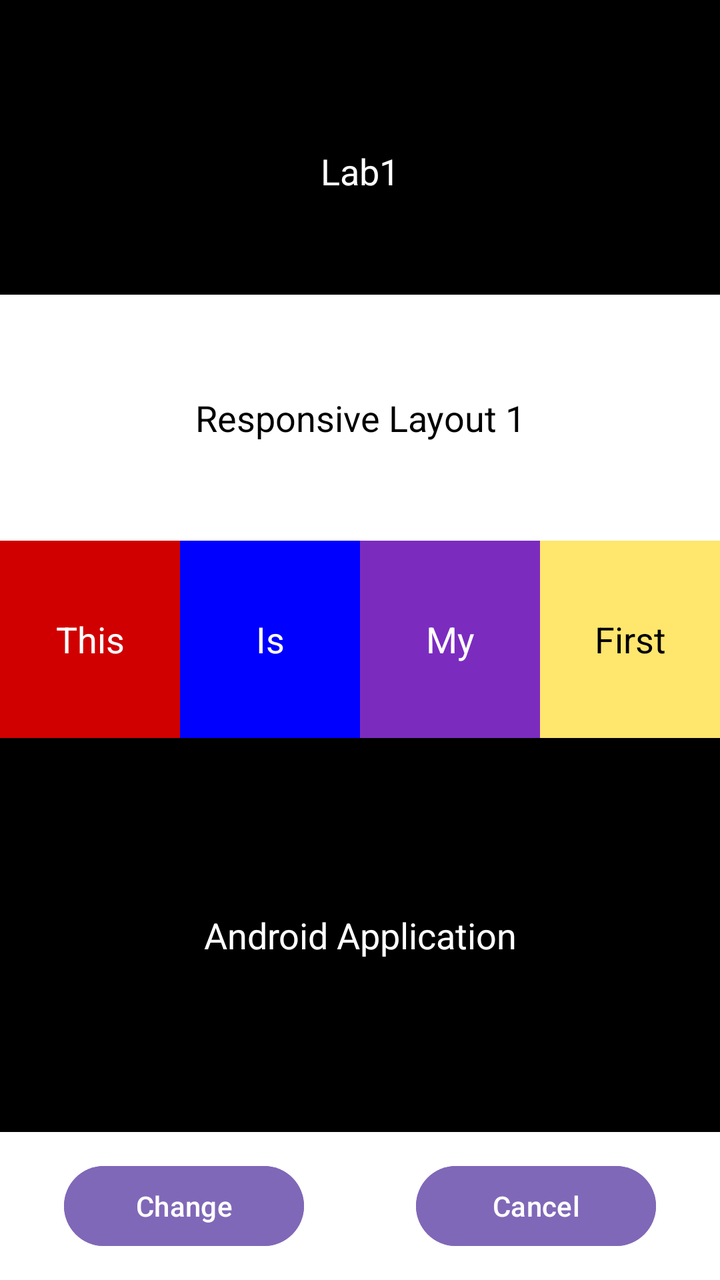
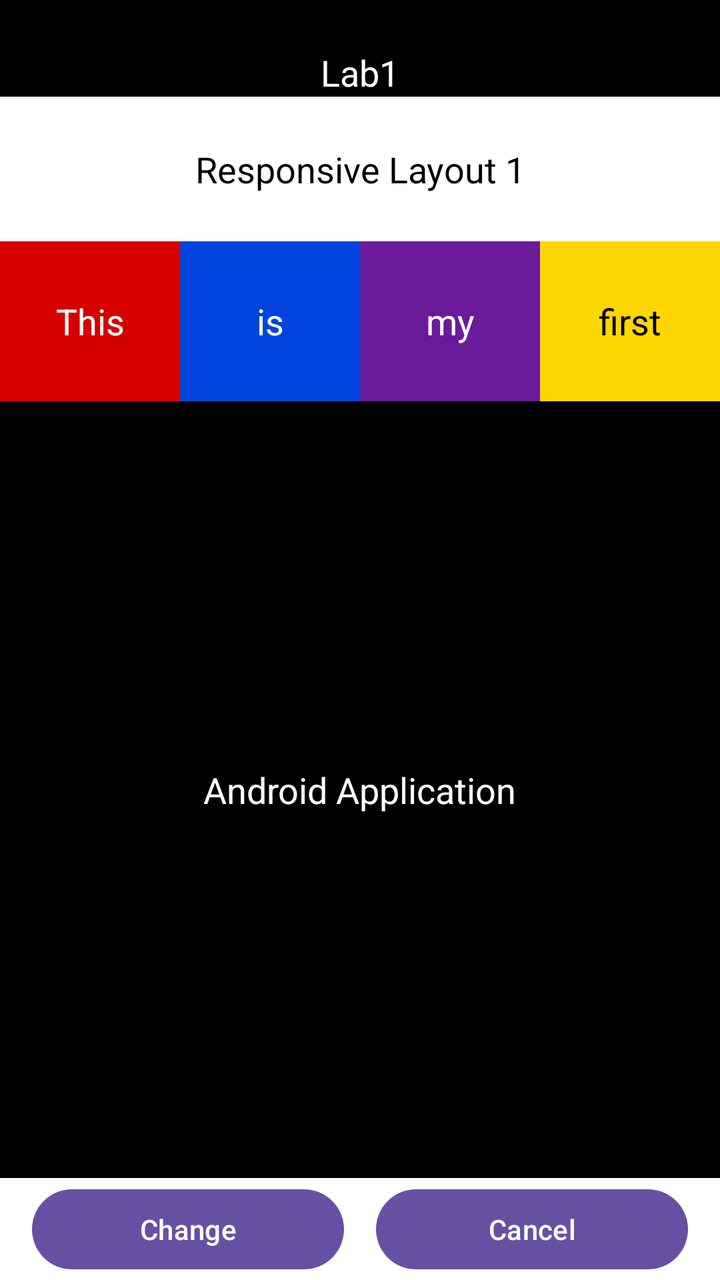

Compare the two renders of this Android layout. The source of the first and the diff that turns it into the second are given below.
<!-- AndroidManifest.xml: application theme Theme.MyApplication5 -->
<!-- res/layout/activity_main1.xml -->
<?xml version="1.0" encoding="utf-8"?>
<androidx.constraintlayout.widget.ConstraintLayout xmlns:android="http://schemas.android.com/apk/res/android"
    xmlns:app="http://schemas.android.com/apk/res-auto"
    xmlns:tools="http://schemas.android.com/tools"
    android:id="@+id/rootConstraint"
    android:layout_width="match_parent"
    android:layout_height="match_parent"
    android:background="#000000"
    tools:context=".MainActivity">



    
    <TextView
        android:id="@+id/tvLab"
        android:layout_width="0dp"
        android:layout_height="0dp"
        android:text="@string/lab1"
        android:textColor="#FFFFFF"
        android:gravity="center"
        android:textSize="18sp"
        android:layout_marginTop="24dp"
        app:layout_constraintTop_toTopOf="parent"
        app:layout_constraintBottom_toTopOf="@id/tvResponsive"
        app:layout_constraintStart_toStartOf="parent"
        app:layout_constraintEnd_toEndOf="parent"
        app:layout_constraintVertical_weight="1"
        app:layout_constraintVertical_chainStyle="spread"/>
    
    <TextView
        android:id="@+id/tvResponsive"
        android:layout_width="0dp"
        android:layout_height="0dp"
        android:text="@string/responsive_layout"
        android:background="#FFFFFF"
        android:textColor="#000000"
        android:gravity="center"
        android:textSize="18sp"
        app:layout_constraintTop_toBottomOf="@id/tvLab"
        app:layout_constraintBottom_toTopOf="@id/layoutFourColor"
        app:layout_constraintStart_toStartOf="parent"
        app:layout_constraintEnd_toEndOf="parent"
        app:layout_constraintVertical_weight="1"/>
    
    <androidx.constraintlayout.widget.ConstraintLayout
        android:id="@+id/layoutFourColor"
        android:layout_width="0dp"
        android:layout_height="0dp"
        app:layout_constraintTop_toBottomOf="@id/tvResponsive"
        app:layout_constraintBottom_toTopOf="@id/tvApp"
        app:layout_constraintStart_toStartOf="parent"
        app:layout_constraintEnd_toEndOf="parent"
        app:layout_constraintVertical_weight="0.8">

        <TextView
            android:id="@+id/tvThis"
            android:layout_width="0dp"
            android:layout_height="match_parent"
            android:text="@string/txt_this"
            android:background="#D00000"
            android:textColor="#FFFFFF"
            android:gravity="center"
            android:textSize="18sp"
            app:layout_constraintStart_toStartOf="parent"
            app:layout_constraintEnd_toStartOf="@id/tvIs"
            app:layout_constraintHorizontal_chainStyle="spread_inside"
            app:layout_constraintHorizontal_weight="1"/>

        <TextView
            android:id="@+id/tvIs"
            android:layout_width="0dp"
            android:layout_height="match_parent"
            android:text="@string/is"
            android:background="#0000FF"
            android:textColor="#FFFFFF"
            android:gravity="center"
            android:textSize="18sp"
            app:layout_constraintStart_toEndOf="@id/tvThis"
            app:layout_constraintEnd_toStartOf="@id/tvMy"
            app:layout_constraintHorizontal_weight="1"/>

        <TextView
            android:id="@+id/tvMy"
            android:layout_width="0dp"
            android:layout_height="match_parent"
            android:text="@string/my"
            android:background="#7B2CBF"
            android:textColor="#FFFFFF"
            android:gravity="center"
            android:textSize="18sp"
            app:layout_constraintStart_toEndOf="@id/tvIs"
            app:layout_constraintEnd_toStartOf="@id/tvFirst"
            app:layout_constraintHorizontal_weight="1"/>

        <TextView
            android:id="@+id/tvFirst"
            android:layout_width="0dp"
            android:layout_height="match_parent"
            android:text="@string/first"
            android:background="#FFE66D"
            android:textColor="#000000"
            android:gravity="center"
            android:textSize="18sp"
            app:layout_constraintStart_toEndOf="@id/tvMy"
            app:layout_constraintEnd_toEndOf="parent"
            app:layout_constraintHorizontal_weight="1"/>

    </androidx.constraintlayout.widget.ConstraintLayout>
    
    <TextView
        android:id="@+id/tvApp"
        android:layout_width="0dp"
        android:layout_height="0dp"
        android:text="@string/android_application"
        android:textColor="#FFFFFF"
        android:gravity="center"
        android:textSize="18sp"
        app:layout_constraintTop_toBottomOf="@id/layoutFourColor"
        app:layout_constraintBottom_toTopOf="@id/layoutButtons"
        app:layout_constraintStart_toStartOf="parent"
        app:layout_constraintEnd_toEndOf="parent"
        app:layout_constraintVertical_weight="1.6"/>

    
    <androidx.constraintlayout.widget.ConstraintLayout
        android:id="@+id/layoutButtons"
        android:layout_width="0dp"
        android:layout_height="0dp"
        android:background="#FFFFFF"
        app:layout_constraintTop_toBottomOf="@id/tvApp"
        app:layout_constraintBottom_toBottomOf="parent"
        app:layout_constraintStart_toStartOf="parent"
        app:layout_constraintEnd_toEndOf="parent"
        app:layout_constraintVertical_weight="0.6">

        <Button
            android:id="@+id/btnChange"
            android:layout_width="wrap_content"
            android:layout_height="wrap_content"
            android:text="@string/change"
            android:backgroundTint="#8068b8"
            android:layout_marginEnd="12dp"
            android:minWidth="120dp"
            app:layout_constraintTop_toTopOf="parent"
            app:layout_constraintBottom_toBottomOf="parent"
            app:layout_constraintStart_toStartOf="parent"
            app:layout_constraintEnd_toStartOf="@id/btnCancel"/>

        <Button
            android:id="@+id/btnCancel"
            android:layout_width="wrap_content"
            android:layout_height="wrap_content"
            android:text="@string/cancel"
            android:backgroundTint="#8068b8"
            android:layout_marginStart="12dp"
            android:minWidth="120dp"
            app:layout_constraintTop_toTopOf="parent"
            app:layout_constraintBottom_toBottomOf="parent"
            app:layout_constraintStart_toEndOf="@id/btnChange"
            app:layout_constraintEnd_toEndOf="parent"/>

    </androidx.constraintlayout.widget.ConstraintLayout>

</androidx.constraintlayout.widget.ConstraintLayout>
<!-- resources referenced by this layout -->
<resources>
  <string name="android_application">Android Application</string>
  <string name="cancel">Cancel</string>
  <string name="change">Change</string>
  <string name="first">First</string>
  <string name="is">Is</string>
  <string name="lab1">Lab1</string>
  <string name="my">My</string>
  <string name="responsive_layout">Responsive Layout 1</string>
  <string name="txt_this">This</string>
  <style name="Theme.MyApplication5" parent="Base.Theme.MyApplication5" />
  <style name="Base.Theme.MyApplication5" parent="Theme.Material3.DayNight.NoActionBar">
          
          
      </style>
</resources>

<!-- the commit's change to res/layout/activity_main1.xml (unified diff, before → after) -->
@@ -1,164 +1,150 @@
 <?xml version="1.0" encoding="utf-8"?>
-<androidx.constraintlayout.widget.ConstraintLayout xmlns:android="http://schemas.android.com/apk/res/android"
+<androidx.constraintlayout.widget.ConstraintLayout
+    xmlns:android="http://schemas.android.com/apk/res/android"
     xmlns:app="http://schemas.android.com/apk/res-auto"
     xmlns:tools="http://schemas.android.com/tools"
-    android:id="@+id/rootConstraint"
     android:layout_width="match_parent"
     android:layout_height="match_parent"
     android:background="#000000"
     tools:context=".MainActivity">
 
-
+    
+    <TextView
+        android:id="@+id/tvLab"
+        android:layout_width="wrap_content"
+        android:layout_height="wrap_content"
+        android:text="@string/lab1"
+        android:textColor="#FFFFFF"
+        android:textSize="18sp"
+        android:layout_marginTop="24dp"
+        app:layout_constraintTop_toTopOf="parent"
+        app:layout_constraintStart_toStartOf="parent"
+        app:layout_constraintEnd_toEndOf="parent"/>
 
     
     <TextView
-        android:id="@+id/tvLab"
+        android:id="@+id/tvHeader"
         android:layout_width="0dp"
-        android:layout_height="0dp"
-        android:text="@string/lab1"
-        android:textColor="#FFFFFF"
-        android:gravity="center"
-        android:textSize="18sp"
-        android:layout_marginTop="24dp"
-        app:layout_constraintTop_toTopOf="parent"
-        app:layout_constraintBottom_toTopOf="@id/tvResponsive"
-        app:layout_constraintStart_toStartOf="parent"
-        app:layout_constraintEnd_toEndOf="parent"
-        app:layout_constraintVertical_weight="1"
-        app:layout_constraintVertical_chainStyle="spread"/>
-    
-    <TextView
-        android:id="@+id/tvResponsive"
-        android:layout_width="0dp"
-        android:layout_height="0dp"
+        android:layout_height="wrap_content"
         android:text="@string/responsive_layout"
         android:background="#FFFFFF"
         android:textColor="#000000"
         android:gravity="center"
+        android:paddingVertical="24dp"
         android:textSize="18sp"
         app:layout_constraintTop_toBottomOf="@id/tvLab"
-        app:layout_constraintBottom_toTopOf="@id/layoutFourColor"
         app:layout_constraintStart_toStartOf="parent"
+        app:layout_constraintEnd_toEndOf="parent"/>
+
+    
+    <TextView
+        android:id="@+id/tvThis"
+        android:layout_width="0dp"
+        android:layout_height="80dp"
+        android:text="@string/text_this"
+        android:background="#D60000"
+        android:textColor="#FFFFFF"
+        android:gravity="center"
+        android:textSize="18sp"
+        app:layout_constraintTop_toBottomOf="@id/tvHeader"
+        app:layout_constraintStart_toStartOf="parent"
+        app:layout_constraintEnd_toStartOf="@id/tvIs"
+        app:layout_constraintHorizontal_chainStyle="spread_inside"
+        app:layout_constraintHorizontal_weight="1"/>
+
+    <TextView
+        android:id="@+id/tvIs"
+        android:layout_width="0dp"
+        android:layout_height="80dp"
+        android:text="@string/text_is"
+        android:background="#0044DD"
+        android:textColor="#FFFFFF"
+        android:gravity="center"
+        android:textSize="18sp"
+        app:layout_constraintTop_toTopOf="@id/tvThis"
+        app:layout_constraintStart_toEndOf="@id/tvThis"
+        app:layout_constraintEnd_toStartOf="@id/tvMy"
+        app:layout_constraintHorizontal_weight="1"/>
+
+    <TextView
+        android:id="@+id/tvMy"
+        android:layout_width="0dp"
+        android:layout_height="80dp"
+        android:text="@string/text_my"
+        android:background="#6A1B9A"
+        android:textColor="#FFFFFF"
+        android:gravity="center"
+        android:textSize="18sp"
+        app:layout_constraintTop_toTopOf="@id/tvThis"
+        app:layout_constraintStart_toEndOf="@id/tvIs"
+        app:layout_constraintEnd_toStartOf="@id/tvFirst"
+        app:layout_constraintHorizontal_weight="1"/>
+
+    <TextView
+        android:id="@+id/tvFirst"
+        android:layout_width="0dp"
+        android:layout_height="80dp"
+        android:text="@string/text_first"
+        android:background="#FFD600"
+        android:textColor="#000000"
+        android:gravity="center"
+        android:textSize="18sp"
+        app:layout_constraintTop_toTopOf="@id/tvThis"
+        app:layout_constraintStart_toEndOf="@id/tvMy"
         app:layout_constraintEnd_toEndOf="parent"
-        app:layout_constraintVertical_weight="1"/>
-    
-    <androidx.constraintlayout.widget.ConstraintLayout
-        android:id="@+id/layoutFourColor"
-        android:layout_width="0dp"
-        android:layout_height="0dp"
-        app:layout_constraintTop_toBottomOf="@id/tvResponsive"
-        app:layout_constraintBottom_toTopOf="@id/tvApp"
-        app:layout_constraintStart_toStartOf="parent"
-        app:layout_constraintEnd_toEndOf="parent"
-        app:layout_constraintVertical_weight="0.8">
+        app:layout_constraintHorizontal_weight="1"/>
 
-        <TextView
-            android:id="@+id/tvThis"
-            android:layout_width="0dp"
-            android:layout_height="match_parent"
-            android:text="@string/txt_this"
-            android:background="#D00000"
-            android:textColor="#FFFFFF"
-            android:gravity="center"
-            android:textSize="18sp"
-            app:layout_constraintStart_toStartOf="parent"
-            app:layout_constraintEnd_toStartOf="@id/tvIs"
-            app:layout_constraintHorizontal_chainStyle="spread_inside"
-            app:layout_constraintHorizontal_weight="1"/>
-
-        <TextView
-            android:id="@+id/tvIs"
-            android:layout_width="0dp"
-            android:layout_height="match_parent"
-            android:text="@string/is"
-            android:background="#0000FF"
-            android:textColor="#FFFFFF"
-            android:gravity="center"
-            android:textSize="18sp"
-            app:layout_constraintStart_toEndOf="@id/tvThis"
-            app:layout_constraintEnd_toStartOf="@id/tvMy"
-            app:layout_constraintHorizontal_weight="1"/>
-
-        <TextView
-            android:id="@+id/tvMy"
-            android:layout_width="0dp"
-            android:layout_height="match_parent"
-            android:text="@string/my"
-            android:background="#7B2CBF"
-            android:textColor="#FFFFFF"
-            android:gravity="center"
-            android:textSize="18sp"
-            app:layout_constraintStart_toEndOf="@id/tvIs"
-            app:layout_constraintEnd_toStartOf="@id/tvFirst"
-            app:layout_constraintHorizontal_weight="1"/>
-
-        <TextView
-            android:id="@+id/tvFirst"
-            android:layout_width="0dp"
-            android:layout_height="match_parent"
-            android:text="@string/first"
-            android:background="#FFE66D"
-            android:textColor="#000000"
-            android:gravity="center"
-            android:textSize="18sp"
-            app:layout_constraintStart_toEndOf="@id/tvMy"
-            app:layout_constraintEnd_toEndOf="parent"
-            app:layout_constraintHorizontal_weight="1"/>
-
-    </androidx.constraintlayout.widget.ConstraintLayout>
     
     <TextView
         android:id="@+id/tvApp"
-        android:layout_width="0dp"
-        android:layout_height="0dp"
+        android:layout_width="wrap_content"
+        android:layout_height="wrap_content"
         android:text="@string/android_application"
         android:textColor="#FFFFFF"
-        android:gravity="center"
         android:textSize="18sp"
-        app:layout_constraintTop_toBottomOf="@id/layoutFourColor"
-        app:layout_constraintBottom_toTopOf="@id/layoutButtons"
+        app:layout_constraintTop_toBottomOf="@id/tvThis"
+        app:layout_constraintBottom_toTopOf="@id/bottomWhiteBar"
+        app:layout_constraintVertical_bias="0.5"
         app:layout_constraintStart_toStartOf="parent"
-        app:layout_constraintEnd_toEndOf="parent"
-        app:layout_constraintVertical_weight="1.6"/>
+        app:layout_constraintEnd_toEndOf="parent"/>
 
     
-    <androidx.constraintlayout.widget.ConstraintLayout
-        android:id="@+id/layoutButtons"
+    <TextView
+        android:id="@+id/bottomWhiteBar"
         android:layout_width="0dp"
-        android:layout_height="0dp"
+        android:layout_height="wrap_content"
         android:background="#FFFFFF"
-        app:layout_constraintTop_toBottomOf="@id/tvApp"
+        android:paddingVertical="16dp"
         app:layout_constraintBottom_toBottomOf="parent"
         app:layout_constraintStart_toStartOf="parent"
-        app:layout_constraintEnd_toEndOf="parent"
-        app:layout_constraintVertical_weight="0.6">
+        app:layout_constraintEnd_toEndOf="parent"/>
 
-        <Button
-            android:id="@+id/btnChange"
-            android:layout_width="wrap_content"
-            android:layout_height="wrap_content"
-            android:text="@string/change"
-            android:backgroundTint="#8068b8"
-            android:layout_marginEnd="12dp"
-            android:minWidth="120dp"
-            app:layout_constraintTop_toTopOf="parent"
-            app:layout_constraintBottom_toBottomOf="parent"
-            app:layout_constraintStart_toStartOf="parent"
-            app:layout_constraintEnd_toStartOf="@id/btnCancel"/>
+    
+    <Button
+        android:id="@+id/btnChange"
+        android:layout_width="0dp"
+        android:layout_height="wrap_content"
+        android:text="@string/change"
+        android:layout_marginStart="16dp"
+        android:layout_marginEnd="8dp"
+        app:layout_constraintTop_toTopOf="@id/bottomWhiteBar"
+        app:layout_constraintBottom_toBottomOf="@id/bottomWhiteBar"
+        app:layout_constraintStart_toStartOf="@id/bottomWhiteBar"
+        app:layout_constraintEnd_toStartOf="@id/btnCancel"
+        app:layout_constraintHorizontal_chainStyle="spread_inside"
+        app:layout_constraintHorizontal_weight="1"/>
 
-        <Button
-            android:id="@+id/btnCancel"
-            android:layout_width="wrap_content"
-            android:layout_height="wrap_content"
-            android:text="@string/cancel"
-            android:backgroundTint="#8068b8"
-            android:layout_marginStart="12dp"
-            android:minWidth="120dp"
-            app:layout_constraintTop_toTopOf="parent"
-            app:layout_constraintBottom_toBottomOf="parent"
-            app:layout_constraintStart_toEndOf="@id/btnChange"
-            app:layout_constraintEnd_toEndOf="parent"/>
-
-    </androidx.constraintlayout.widget.ConstraintLayout>
+    <Button
+        android:id="@+id/btnCancel"
+        android:layout_width="0dp"
+        android:layout_height="wrap_content"
+        android:text="@string/cancel"
+        android:layout_marginStart="8dp"
+        android:layout_marginEnd="16dp"
+        app:layout_constraintTop_toTopOf="@id/bottomWhiteBar"
+        app:layout_constraintBottom_toBottomOf="@id/bottomWhiteBar"
+        app:layout_constraintStart_toEndOf="@id/btnChange"
+        app:layout_constraintEnd_toEndOf="@id/bottomWhiteBar"
+        app:layout_constraintHorizontal_weight="1"/>
 
 </androidx.constraintlayout.widget.ConstraintLayout>
<!-- resource entries referenced after the edit -->
@@ -3,12 +3,12 @@
   <string name="android_application">Android Application</string>
   <string name="cancel">Cancel</string>
   <string name="change">Change</string>
-  <string name="first">First</string>
-  <string name="is">Is</string>
   <string name="lab1">Lab1</string>
-  <string name="my">My</string>
   <string name="responsive_layout">Responsive Layout 1</string>
-  <string name="txt_this">This</string>
+  <string name="text_first">first</string>
+  <string name="text_is">is</string>
+  <string name="text_my">my</string>
+  <string name="text_this">This</string>
   <style name="Theme.MyApplication5" parent="Base.Theme.MyApplication5" />
   <style name="Base.Theme.MyApplication5" parent="Theme.Material3.DayNight.NoActionBar">
           
